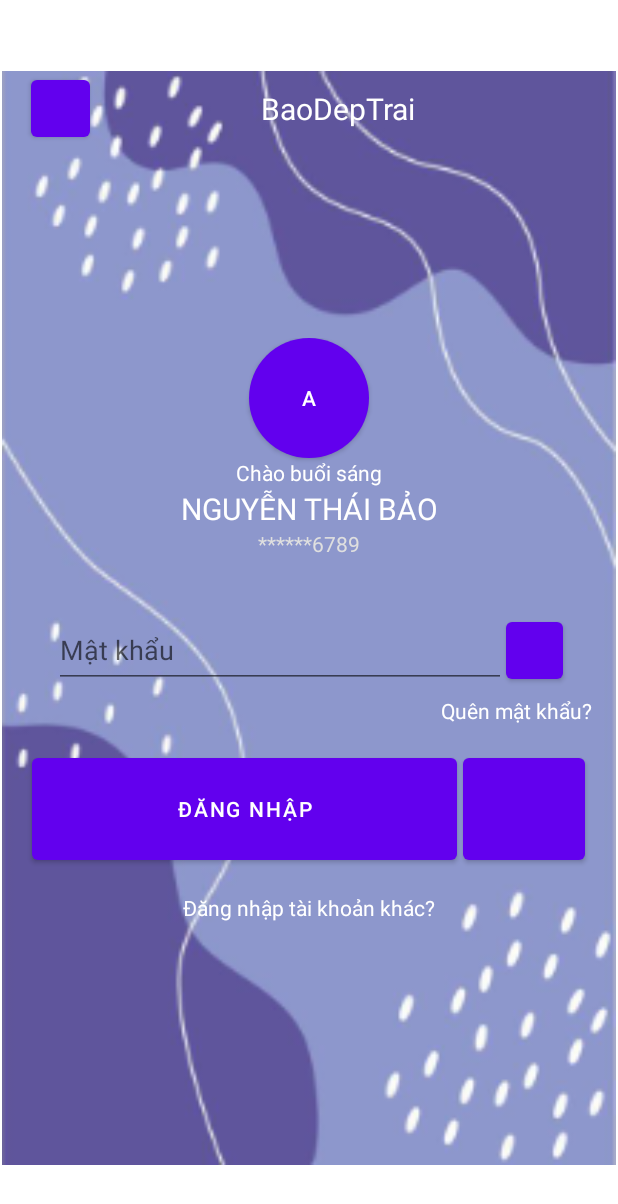
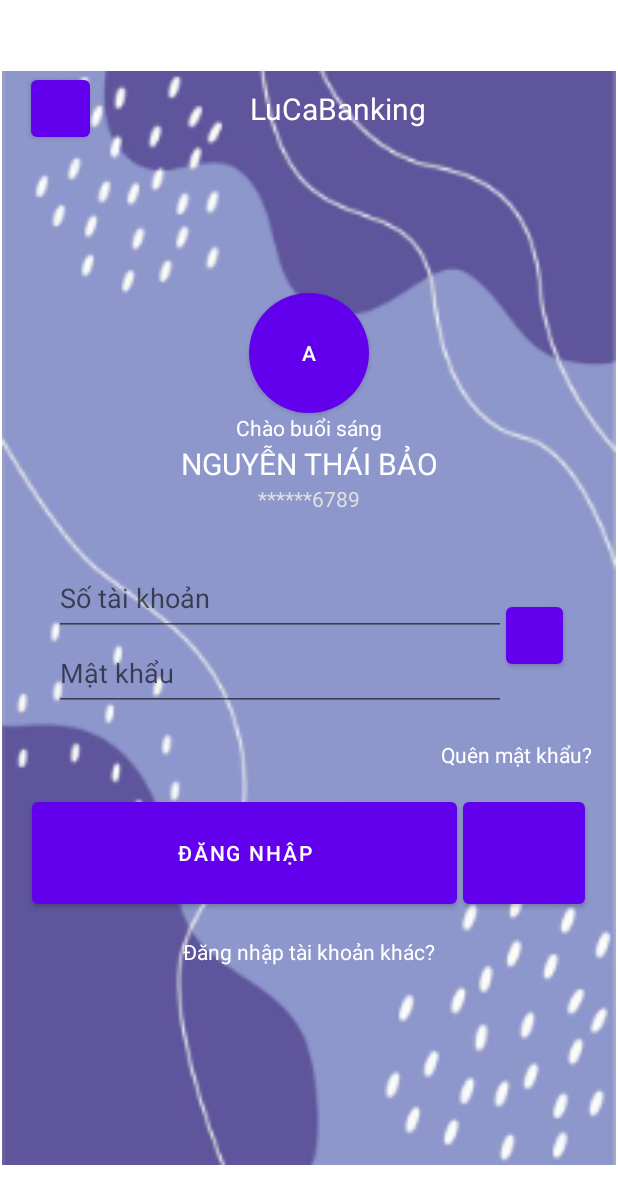
Before and after one commit to thaibao-bit/LuCaBank, an Android app: the screen it shows after launch (MainActivity), after a tap on "Đăng nhập", on a phone screen of 412 x 824 dp. Shown: the top 1204 px of the screen. Run offline under Robolectric (Android 15) with nearby library versions, the phone set to English and light mode, and no system bars.

```diff
--- a/app/src/main/java/com/example/lucafate/LoginFragment.kt
+++ b/app/src/main/java/com/example/lucafate/login/LoginFragment.kt
@@ -1,37 +1,87 @@
-package com.example.lucafate
+package com.example.lucafate.login
 
-import android.content.Intent
 import android.os.Bundle
 import androidx.fragment.app.Fragment
 import android.view.LayoutInflater
 import android.view.View
 import android.view.ViewGroup
 import android.widget.Button
+import android.widget.EditText
+import android.widget.TextView
 import android.widget.Toast
 import androidx.biometric.BiometricManager
 import androidx.biometric.BiometricPrompt
 import androidx.core.content.ContextCompat
+import androidx.lifecycle.Observer
 import androidx.navigation.fragment.findNavController
+import com.example.lucafate.CustomAlertClass
+import com.example.lucafate.R
+import javax.inject.Inject
 
-// TODO: Rename parameter arguments, choose names that match
-// the fragment initialization parameters, e.g. ARG_ITEM_NUMBER
-private const val ARG_PARAM1 = "param1"
-private const val ARG_PARAM2 = "param2"
-
-/**
- * A simple [Fragment] subclass.
- * Use the [LoginFragment.newInstance] factory method to
- * create an instance of this fragment.
- */
 class LoginFragment : Fragment() {
-    // TODO: Rename and change types of parameters
-    private var param1: String? = null
-    private var param2: String? = null
+    @Inject
+    lateinit var loginViewModel: LoginViewModel
+    private lateinit var errorTextView: TextView
 
 
+    override fun onCreateView(
+        inflater: LayoutInflater, container: ViewGroup?,
+        savedInstanceState: Bundle?
+    ): View? {
+        // Inflate the layout for this fragment
+
+        val view =  inflater.inflate(R.layout.fragment_login, container, false)
+        errorTextView = view.findViewById<TextView>(R.id.loginErrorTxt)
+
+//        println(loginViewModel)
+//        loginViewModel.loginState.observe(this.requireActivity(), Observer<LoginViewState> { state ->
+//            when(state){
+//                is LoginSuccess -> {
+//                    authenticateSuccess()
+//                }
+//                is LoginError -> {
+//                    errorTextView.visibility = View.VISIBLE
+//                }
+//            }
+//        })
+
+        setupView(view)
+        return view
+    }
+
+
+    private fun setupView(view : View) {
+        val usernameEditText = view.findViewById<EditText>(R.id.accountEdtTxt)
+        val passwordEditText = view.findViewById<EditText>(R.id.passwordEdtTxt)
+
+        val loginByPass = view.findViewById<Button>(R.id.loginByPass)
+        val backBtn = view.findViewById<Button>(R.id.backBtn)
+        val loginByFingerPrint = view.findViewById<Button>(R.id.loginByFingerPrint)
+
+        loginByPass.setOnClickListener {
+            CustomAlertClass(
+                this.requireActivity(),
+                "Error",
+                "Quý khách vui lòng quét vân tay để đăng nhập. (Lưu ý: Quý khách có thể sử dụng các vân tay đã cài đặt thành công trên thiết bị.)"
+            ).show()
+        }
+        backBtn.setOnClickListener {
+            findNavController().navigate(R.id.action_loginFragment_to_homeFragment)
+        }
+        if (isBiometricSupported()) {
+            showBiometricPrompt(::authenticateSuccess)
+        }
+        loginByFingerPrint.setOnClickListener {
+            if (isBiometricSupported()) {
+                showBiometricPrompt(::authenticateSuccess)
+            } else {
+                showMessage("Thiết bị của bạn không hỗ trợ bảo mật vân tay.")
+            }
+        }
+    }
     private fun showBiometricPrompt(onSuccess: () -> (Unit)) {
         val promptInfo = BiometricPrompt.PromptInfo.Builder()
-            .setTitle("Sinh trắc học")
+            .setTitle("Vân tay")
             .setSubtitle("Quý khách vui lòng quét vân tay để đăng nhập. (Lưu ý: Quý khách có thể sử dụng các vân tay đã cài đặt thành công trên thiết bị)")
             .setNegativeButtonText("Hủy")
             .build()
@@ -90,67 +140,8 @@ class LoginFragment : Fragment() {
         findNavController().navigate(R.id.action_loginFragment_to_homeFragment)
     }
 
+}
 
-    override fun onCreate(savedInstanceState: Bundle?) {
-        super.onCreate(savedInstanceState)
-        arguments?.let {
-            param1 = it.getString(ARG_PARAM1)
-            param2 = it.getString(ARG_PARAM2)
-        }
-    }
-
-    override fun onCreateView(
-        inflater: LayoutInflater, container: ViewGroup?,
-        savedInstanceState: Bundle?
-    ): View? {
-        // Inflate the layout for this fragment
-
-        val view =  inflater.inflate(R.layout.fragment_login, container, false)
-        val loginByPass = view.findViewById<Button>(R.id.loginByPass)
-        val backBtn = view.findViewById<Button>(R.id.backBtn)
-        val loginByFingerPrint = view.findViewById<Button>(R.id.loginByFingerPrint)
-
-        loginByPass.setOnClickListener {
-            CustomAlertClass(
-                this.requireActivity(),
-                "Error",
-                "Quý khách vui lòng quét vân tay để đăng nhập. (Lưu ý: Quý khách có thể sử dụng các vân tay đã cài đặt thành công trên thiết bị.)"
-            ).show()
-        }
-        backBtn.setOnClickListener {
-            findNavController().navigate(R.id.action_loginFragment_to_homeFragment)
-        }
-        if (isBiometricSupported()) {
-            showBiometricPrompt(::authenticateSuccess)
-        }
-        loginByFingerPrint.setOnClickListener {
-            if (isBiometricSupported()) {
-                showBiometricPrompt(::authenticateSuccess)
-            } else {
-                showMessage("Thiết bị của bạn không hỗ trợ bảo mật vân tay.")
-            }
-        }
-
-        return view
-    }
-
-    companion object {
-        /**
-         * Use this factory method to create a new instance of
-         * this fragment using the provided parameters.
-         *
-         * @param param1 Parameter 1.
-         * @param param2 Parameter 2.
-         * @return A new instance of fragment LoginFragment.
-         */
-        // TODO: Rename and change types and number of parameters
-        @JvmStatic
-        fun newInstance(param1: String, param2: String) =
-            LoginFragment().apply {
-                arguments = Bundle().apply {
-                    putString(ARG_PARAM1, param1)
-                    putString(ARG_PARAM2, param2)
-                }
-            }
-    }
-}
+sealed class LoginViewState
+object LoginSuccess : LoginViewState()
+object LoginError : LoginViewState()
--- /dev/null
+++ b/app/src/main/java/com/example/lucafate/login/LoginViewModel.kt
@@ -0,0 +1,29 @@
+package com.example.lucafate.login
+
+import androidx.lifecycle.LiveData
+import androidx.lifecycle.MutableLiveData
+import com.example.lucafate.user.UserManager
+import javax.inject.Inject
+
+class LoginViewModel @Inject constructor(private val userManager: UserManager) {
+
+    private val _loginState = MutableLiveData<LoginViewState>()
+    val loginState: LiveData<LoginViewState>
+        get() = _loginState
+
+    fun login(username: String, password: String){
+        if (userManager.loginUser(username, password)){
+            _loginState.value = LoginSuccess
+        }
+        else{
+            _loginState.value = LoginError
+        }
+    }
+
+    fun unregister() {
+        userManager.unregister()
+    }
+
+    fun getUsername(): String = userManager.username
+
+}
--- a/app/src/main/java/com/example/lucafate/presenter/QR/Heater.kt
+++ /dev/null
@@ -1,4 +0,0 @@
-package com.example.lucafate.presenter.QR
-
-class Heater {
-}
--- a/app/src/main/java/com/example/lucafate/presenter/QR/Pump.kt
+++ /dev/null
@@ -1,3 +0,0 @@
-package com.example.lucafate.presenter.QR
-
-open class Pump
--- a/app/src/main/java/com/example/lucafate/presenter/QR/a.java
+++ /dev/null
@@ -1,4 +0,0 @@
-package com.example.lucafate.presenter.QR;
-
-public class a {
-}
--- /dev/null
+++ b/app/src/main/java/com/example/lucafate/storage/SharedPreferencesStorage.kt
@@ -0,0 +1,20 @@
+package com.example.lucafate.storage
+
+import android.content.Context
+import javax.inject.Inject
+
+class SharedPreferencesStorage @Inject constructor(context: Context) : Storage {
+
+    private val sharedPreferences = context.getSharedPreferences("Dagger", Context.MODE_PRIVATE)
+
+    override fun setString(key: String, value: String) {
+        with(sharedPreferences.edit()) {
+            putString(key, value)
+            apply()
+        }
+    }
+
+    override fun getString(key: String): String {
+        return sharedPreferences.getString(key, "")!!
+    }
+}
--- /dev/null
+++ b/app/src/main/java/com/example/lucafate/storage/Storage.kt
@@ -0,0 +1,7 @@
+package com.example.lucafate.storage
+
+interface Storage {
+    fun setString(key: String, value: String)
+
+    fun getString(key: String): String
+}
--- /dev/null
+++ b/app/src/main/java/com/example/lucafate/user/UserComponent.kt
@@ -0,0 +1,19 @@
+package com.example.lucafate.user
+
+import com.example.lucafate.MainActivity
+import com.example.lucafate.SplashActivity
+import dagger.Subcomponent
+
+interface UserComponent {
+
+    @Subcomponent.Factory
+    interface Factory{
+        fun create(): UserComponent
+    }
+
+    fun inject(activity: MainActivity)
+
+    fun inject(activity: SplashActivity)
+
+
+}
--- a/app/src/main/res/layout/acitvity_splash.xml
+++ b/app/src/main/res/layout/acitvity_splash.xml
@@ -26,7 +26,7 @@
         android:layout_height="300dp"
         android:layout_centerInParent="true"
         android:gravity="center"
-        android:text="Bao dep trai"
+        android:text="@string/greeting3"
         android:textAllCaps="true"
         android:textColor="@color/white"
         android:visibility="invisible"
--- a/app/src/main/res/layout/fragment_home.xml
+++ b/app/src/main/res/layout/fragment_home.xml
@@ -28,7 +28,7 @@
                     android:layout_width="0dp"
                     android:layout_height="match_parent"
                     android:layout_weight="3"
-                    android:text="BaoDepTrai"
+                    android:text="@string/greeting3"
                     android:gravity="center"
                     android:textSize="30dp"
                     android:textColor="#FFFFFF"
--- a/app/src/main/res/layout/fragment_login.xml
+++ b/app/src/main/res/layout/fragment_login.xml
@@ -59,23 +59,45 @@
             >
             <LinearLayout
                 android:layout_width="match_parent"
-                android:layout_height="60dp"
+                android:layout_height="wrap_content"
                 android:orientation="horizontal"
                 android:weightSum="10"
                 android:gravity="center"
                 >
-                <com.google.android.material.textfield.TextInputEditText
+                <LinearLayout
                     android:layout_width="0dp"
+                    android:layout_height="wrap_content"
+                    android:orientation="vertical"
                     android:layout_weight="8"
+                    android:gravity="center"
+                    >
+                <EditText
+                    android:id="@+id/accountEdtTxt"
+                    android:layout_width="match_parent"
+                    android:layout_height="50dp"
+                    android:hint="Số tài khoản"/>
+                <EditText
+                    android:id="@+id/passwordEdtTxt"
+                    android:layout_width="match_parent"
                     android:layout_height="50dp"
                     android:hint="Mật khẩu"
                     />
+                </LinearLayout>
                 <Button
                     android:layout_width="0dp"
                     android:layout_weight="1"
                     android:layout_height="50dp"
                     />
             </LinearLayout>
+            <TextView
+                android:id="@+id/loginErrorTxt"
+                android:layout_width="match_parent"
+                android:layout_height="wrap_content"
+                android:text="Đăng nhập thất bại"
+                android:textColor="#FF0000"
+                android:visibility="invisible"
+                android:textAlignment="center"
+                />
             <TextView
                 android:layout_width="match_parent"
                 android:layout_height="wrap_content"
@@ -136,7 +158,7 @@
             android:textSize="20sp"
             android:textColor="@color/white"
             android:layout_centerInParent="true"
-            android:text="BaoDepTrai"
+            android:text="@string/greeting3"
             android:layout_margin="8dp"/>
     </LinearLayout>
 </RelativeLayout>
--- a/app/src/main/res/navigation/nav_graph.xml
+++ b/app/src/main/res/navigation/nav_graph.xml
@@ -27,7 +27,7 @@
     </fragment>
     <fragment
         android:id="@+id/loginFragment"
-        android:name="com.example.lucafate.LoginFragment"
+        android:name="com.example.lucafate.login.LoginFragment"
         android:label="fragment_login"
         tools:layout="@layout/fragment_login" >
         <action
--- a/app/src/main/res/values/strings.xml
+++ b/app/src/main/res/values/strings.xml
@@ -1,8 +1,8 @@
 <resources>
     <string name="app_name">LuCaFate</string>
-    <string name="greeting1">Bao</string>
-    <string name="greeting2">Dep Trai</string>
-    <string name="greeting3">Bao Dep Trai</string>
+    <string name="greeting1">Lunar</string>
+    <string name="greeting2">Calendar</string>
+    <string name="greeting3">LuCaBanking</string>
     <!-- TODO: Remove or change this placeholder text -->
     <string name="hello_blank_fragment">Hello blank fragment</string>
 
```
Also changed, not shown: app/src/main/java/com/example/lucafate/di/ActivityScope.kt (added, +8 -0 lines), app/src/main/java/com/example/lucafate/di/StorageModule.kt (added, +12 -0 lines), app/src/main/java/com/example/lucafate/login/LoginComponent.kt (added, +19 -0 lines), app/src/main/java/com/example/lucafate/presenter/QR/Thermosiphon.kt (deleted, +0 -13 lines), app/src/main/java/com/example/lucafate/user/UserManager.kt (added, +57 -0 lines).
